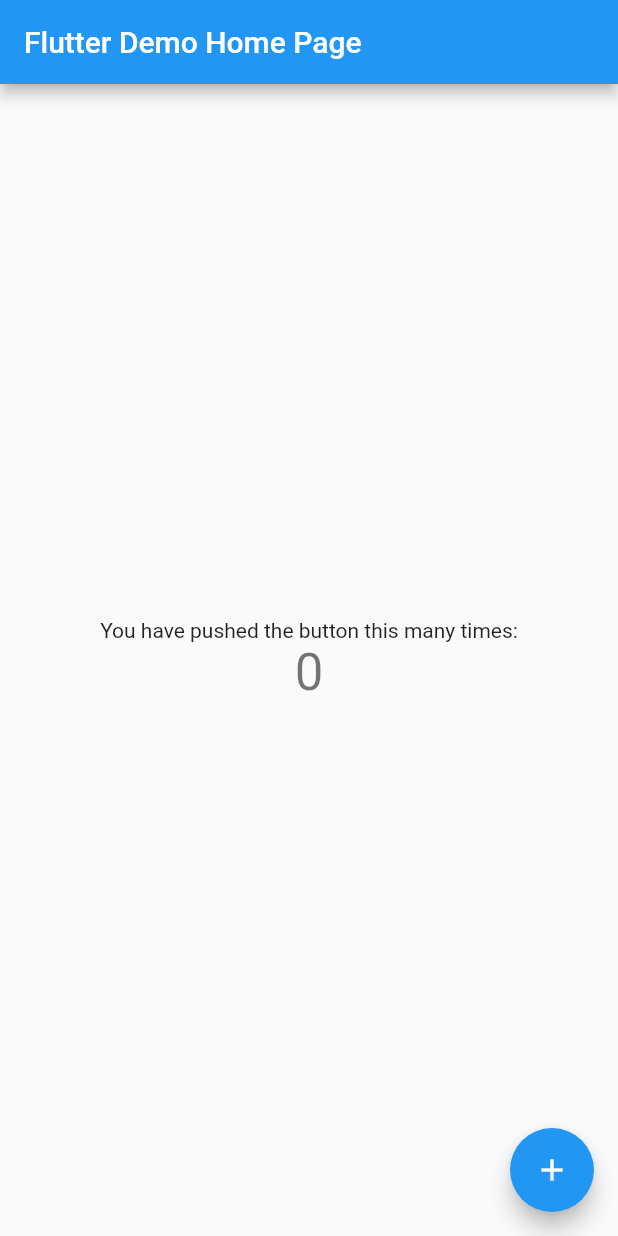
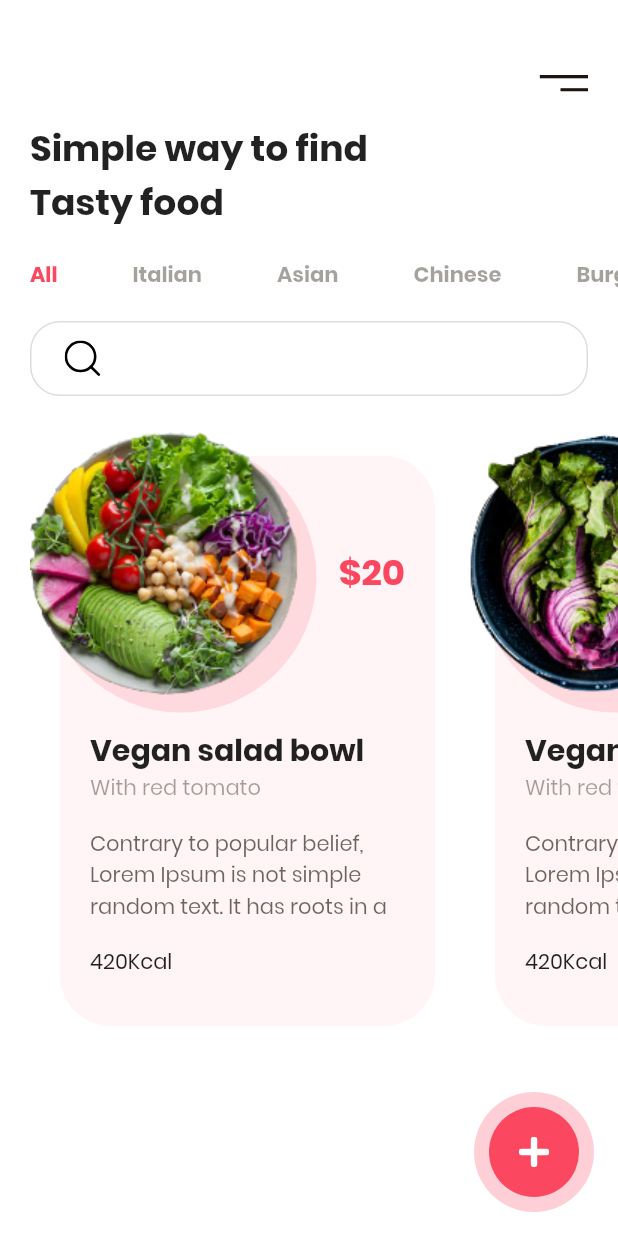
Before and after one commit to congnghia0609/nfood, a Flutter app: the screen it shows after launch, on a phone screen of 412 x 824 dp. Run offline on Flutter 3.47's test engine with Material 2 defaults, Android fonts, the phone set to English and light mode, and no system bars; our stand-ins replace flutter_svg.

Commit message:
add home screen

```diff
--- /dev/null
+++ b/lib/detail_screen.dart
@@ -0,0 +1,32 @@
+/*
+ * Copyright 2020 nghiatc.
+ *
+ * Licensed under the Apache License, Version 2.0 (the "License");
+ * you may not use this file except in compliance with the License.
+ * You may obtain a copy of the License at
+ *
+ *      http://www.apache.org/licenses/LICENSE-2.0
+ *
+ * Unless required by applicable law or agreed to in writing, software
+ * distributed under the License is distributed on an "AS IS" BASIS,
+ * WITHOUT WARRANTIES OR CONDITIONS OF ANY KIND, either express or implied.
+ * See the License for the specific language governing permissions and
+ * limitations under the License.
+ */
+
+///
+/// @author nghiatc
+/// @since Sep 03, 2020
+
+import 'package:flutter/material.dart';
+
+class DetailScreen extends StatelessWidget {
+  @override
+  Widget build(BuildContext context) {
+    return Scaffold(
+      body: Column(
+
+      ),
+    );
+  }
+}
--- a/lib/main.dart
+++ b/lib/main.dart
@@ -1,4 +1,10 @@
 import 'package:flutter/material.dart';
+import 'package:flutter/painting.dart';
+import 'package:flutter_svg/flutter_svg.dart';
+import 'package:nfood/constants.dart';
+
+import 'widgets/category_title.dart';
+import 'widgets/food_card.dart';
 
 void main() {
   runApp(MyApp());
@@ -9,109 +15,118 @@ class MyApp extends StatelessWidget {
   @override
   Widget build(BuildContext context) {
     return MaterialApp(
-      title: 'Flutter Demo',
+      debugShowCheckedModeBanner: false,
+      title: 'NFood',
       theme: ThemeData(
-        // This is the theme of your application.
-        //
-        // Try running your application with "flutter run". You'll see the
-        // application has a blue toolbar. Then, without quitting the app, try
-        // changing the primarySwatch below to Colors.green and then invoke
-        // "hot reload" (press "r" in the console where you ran "flutter run",
-        // or simply save your changes to "hot reload" in a Flutter IDE).
-        // Notice that the counter didn't reset back to zero; the application
-        // is not restarted.
-        primarySwatch: Colors.blue,
-        // This makes the visual density adapt to the platform that you run
-        // the app on. For desktop platforms, the controls will be smaller and
-        // closer together (more dense) than on mobile platforms.
-        visualDensity: VisualDensity.adaptivePlatformDensity,
+        fontFamily: "Poppins",
+        scaffoldBackgroundColor: kWhiteColor,
+        primaryColor: kPrimaryColor,
+        textTheme: TextTheme(
+          headline: TextStyle(
+            fontWeight: FontWeight.bold,
+          ),
+          button: TextStyle(fontWeight: FontWeight.bold),
+          title: TextStyle(fontWeight: FontWeight.bold),
+        ),
       ),
-      home: MyHomePage(title: 'Flutter Demo Home Page'),
+      home: HomeScreen(),
     );
   }
 }
 
-class MyHomePage extends StatefulWidget {
-  MyHomePage({Key key, this.title}) : super(key: key);
-
-  // This widget is the home page of your application. It is stateful, meaning
-  // that it has a State object (defined below) that contains fields that affect
-  // how it looks.
-
-  // This class is the configuration for the state. It holds the values (in this
-  // case the title) provided by the parent (in this case the App widget) and
-  // used by the build method of the State. Fields in a Widget subclass are
-  // always marked "final".
-
-  final String title;
-
-  @override
-  _MyHomePageState createState() => _MyHomePageState();
-}
-
-class _MyHomePageState extends State<MyHomePage> {
-  int _counter = 0;
-
-  void _incrementCounter() {
-    setState(() {
-      // This call to setState tells the Flutter framework that something has
-      // changed in this State, which causes it to rerun the build method below
-      // so that the display can reflect the updated values. If we changed
-      // _counter without calling setState(), then the build method would not be
-      // called again, and so nothing would appear to happen.
-      _counter++;
-    });
-  }
-
+class HomeScreen extends StatelessWidget {
   @override
   Widget build(BuildContext context) {
-    // This method is rerun every time setState is called, for instance as done
-    // by the _incrementCounter method above.
-    //
-    // The Flutter framework has been optimized to make rerunning build methods
-    // fast, so that you can just rebuild anything that needs updating rather
-    // than having to individually change instances of widgets.
     return Scaffold(
-      appBar: AppBar(
-        // Here we take the value from the MyHomePage object that was created by
-        // the App.build method, and use it to set our appbar title.
-        title: Text(widget.title),
-      ),
-      body: Center(
-        // Center is a layout widget. It takes a single child and positions it
-        // in the middle of the parent.
-        child: Column(
-          // Column is also a layout widget. It takes a list of children and
-          // arranges them vertically. By default, it sizes itself to fit its
-          // children horizontally, and tries to be as tall as its parent.
-          //
-          // Invoke "debug painting" (press "p" in the console, choose the
-          // "Toggle Debug Paint" action from the Flutter Inspector in Android
-          // Studio, or the "Toggle Debug Paint" command in Visual Studio Code)
-          // to see the wireframe for each widget.
-          //
-          // Column has various properties to control how it sizes itself and
-          // how it positions its children. Here we use mainAxisAlignment to
-          // center the children vertically; the main axis here is the vertical
-          // axis because Columns are vertical (the cross axis would be
-          // horizontal).
-          mainAxisAlignment: MainAxisAlignment.center,
-          children: <Widget>[
-            Text(
-              'You have pushed the button this many times:',
-            ),
-            Text(
-              '$_counter',
-              style: Theme.of(context).textTheme.headline4,
-            ),
-          ],
+      floatingActionButton: Container(
+        padding: EdgeInsets.all(10),
+        height: 80,
+        width: 80,
+        decoration: BoxDecoration(
+          shape: BoxShape.circle,
+          color: kPrimaryColor.withOpacity(.26),
+        ),
+        child: Container(
+          padding: EdgeInsets.all(20),
+          decoration: BoxDecoration(
+            shape: BoxShape.circle,
+            color: kPrimaryColor,
+          ),
+          child: SvgPicture.asset("assets/icons/plus.svg"),
         ),
       ),
-      floatingActionButton: FloatingActionButton(
-        onPressed: _incrementCounter,
-        tooltip: 'Increment',
-        child: Icon(Icons.add),
-      ), // This trailing comma makes auto-formatting nicer for build methods.
+      body: Column(
+        crossAxisAlignment: CrossAxisAlignment.start,
+        children: [
+          Padding(
+            padding: const EdgeInsets.only(right: 20, top: 50),
+            child: Align(
+              alignment: Alignment.topRight,
+              child: SvgPicture.asset(
+                "assets/icons/menu.svg",
+                height: 11,
+              ),
+            ),
+          ),
+          Padding(
+            padding: const EdgeInsets.all(20),
+            child: Text(
+              "Simple way to find \nTasty food",
+              style: Theme.of(context).textTheme.headline,
+            ),
+          ),
+          SingleChildScrollView(
+            scrollDirection: Axis.horizontal,
+            child: Row(
+              children: [
+                CategoryTitle(title: "All", active: true),
+                CategoryTitle(title: "Italian"),
+                CategoryTitle(title: "Asian"),
+                CategoryTitle(title: "Chinese"),
+                CategoryTitle(title: "Burgers"),
+              ],
+            ),
+          ),
+          Container(
+            alignment: Alignment.centerLeft,
+            margin: EdgeInsets.symmetric(vertical: 20, horizontal: 20),
+            padding: EdgeInsets.symmetric(horizontal: 20, vertical: 12),
+            height: 50,
+            width: double.infinity,
+            decoration: BoxDecoration(
+              borderRadius: BorderRadius.circular(20),
+              border: Border.all(color: kBorderColor),
+            ),
+            child: SvgPicture.asset("assets/icons/search.svg"),
+          ),
+          SingleChildScrollView(
+            scrollDirection: Axis.horizontal,
+            child: Row(
+              children: [
+                FoodCard(
+                  title: "Vegan salad bowl",
+                  image: "assets/images/image_1.png",
+                  price: 20,
+                  calories: "420Kcal",
+                  description: "Contrary to popular belief, Lorem Ipsum is not simple random text. It has roots in a piece of classical Latin",
+                  ingredient: "red tomato",
+                ),
+                FoodCard(
+                  title: "Vegan salad bowl",
+                  image: "assets/images/image_2.png",
+                  price: 20,
+                  calories: "420Kcal",
+                  description: "Contrary to popular belief, Lorem Ipsum is not simple random text. It has roots in a piece of classical Latin",
+                  ingredient: "red tomato",
+                ),
+                SizedBox(
+                  width: 20,
+                ),
+              ],
+            ),
+          ),
+        ],
+      ),
     );
   }
 }
--- /dev/null
+++ b/lib/widgets/category_title.dart
@@ -0,0 +1,45 @@
+/*
+ * Copyright 2020 nghiatc.
+ *
+ * Licensed under the Apache License, Version 2.0 (the "License");
+ * you may not use this file except in compliance with the License.
+ * You may obtain a copy of the License at
+ *
+ *      http://www.apache.org/licenses/LICENSE-2.0
+ *
+ * Unless required by applicable law or agreed to in writing, software
+ * distributed under the License is distributed on an "AS IS" BASIS,
+ * WITHOUT WARRANTIES OR CONDITIONS OF ANY KIND, either express or implied.
+ * See the License for the specific language governing permissions and
+ * limitations under the License.
+ */
+
+///
+/// @author nghiatc
+/// @since Sep 03, 2020
+
+import 'package:flutter/material.dart';
+
+import '../constants.dart';
+
+class CategoryTitle extends StatelessWidget {
+  final String title;
+  final bool active;
+
+  const CategoryTitle({
+    Key key,
+    this.title,
+    this.active = false,
+  }) : super(key: key);
+
+  @override
+  Widget build(BuildContext context) {
+    return Padding(
+      padding: const EdgeInsets.only(left: 20, right: 30),
+      child: Text(
+        title,
+        style: Theme.of(context).textTheme.button.copyWith(color: active ? kPrimaryColor : kTextColor.withOpacity(.4)),
+      ),
+    );
+  }
+}
--- /dev/null
+++ b/lib/widgets/food_card.dart
@@ -0,0 +1,141 @@
+/*
+ * Copyright 2020 nghiatc.
+ *
+ * Licensed under the Apache License, Version 2.0 (the "License");
+ * you may not use this file except in compliance with the License.
+ * You may obtain a copy of the License at
+ *
+ *      http://www.apache.org/licenses/LICENSE-2.0
+ *
+ * Unless required by applicable law or agreed to in writing, software
+ * distributed under the License is distributed on an "AS IS" BASIS,
+ * WITHOUT WARRANTIES OR CONDITIONS OF ANY KIND, either express or implied.
+ * See the License for the specific language governing permissions and
+ * limitations under the License.
+ */
+
+///
+/// @author nghiatc
+/// @since Sep 03, 2020
+
+import 'package:flutter/material.dart';
+
+import '../constants.dart';
+
+class FoodCard extends StatelessWidget {
+  final String title;
+  final String ingredient;
+  final String image;
+  final int price;
+  final String calories;
+  final String description;
+
+  const FoodCard({
+    Key key,
+    this.title,
+    this.ingredient,
+    this.image,
+    this.price,
+    this.calories,
+    this.description,
+  }) : super(key: key);
+
+  @override
+  Widget build(BuildContext context) {
+    return Container(
+      margin: EdgeInsets.only(left: 20),
+      height: 400,
+      width: 270,
+      child: Stack(
+        children: [
+          // Big light background
+          Positioned(
+            right: 0,
+            bottom: 0,
+            child: Container(
+              height: 380,
+              width: 250,
+              decoration: BoxDecoration(
+                borderRadius: BorderRadius.circular(34),
+                color: kPrimaryColor.withOpacity(.06),
+              ),
+            ),
+          ),
+          // Rounded background
+          Positioned(
+            top: 10,
+            left: 10,
+            child: Container(
+              height: 181,
+              width: 181,
+              decoration: BoxDecoration(
+                shape: BoxShape.circle,
+                color: kPrimaryColor.withOpacity(.15),
+              ),
+            ),
+          ),
+          Positioned(
+            top: 0,
+            left: -50,
+            child: Container(
+              height: 184,
+              width: 276,
+              decoration: BoxDecoration(
+                image: DecorationImage(
+                  image: AssetImage(image),
+                ),
+              ),
+            ),
+          ),
+          // Price
+          Positioned(
+            right: 20,
+            top: 80,
+            child: Text(
+              "\$$price",
+              style: Theme.of(context).textTheme.headline.copyWith(color: kPrimaryColor),
+            ),
+          ),
+          Positioned(
+            top: 201,
+            left: 40,
+            child: Container(
+              width: 210,
+              child: Column(
+                crossAxisAlignment: CrossAxisAlignment.start,
+                children: [
+                  Text(
+                    title,
+                    style: Theme.of(context).textTheme.title,
+                  ),
+                  Text(
+                    "With $ingredient",
+                    style: TextStyle(
+                      color: kTextColor.withOpacity(.4),
+                    ),
+                  ),
+                  SizedBox(
+                    height: 16,
+                  ),
+                  Text(
+                    description,
+                    maxLines: 3,
+                    style: TextStyle(
+                      color: kTextColor.withOpacity(.65),
+                    ),
+                  ),
+                  SizedBox(
+                    height: 16,
+                  ),
+                  Text(
+                      calories
+                  ),
+                ],
+              ),
+            ),
+          ),
+        ],
+      ),
+    );
+  }
+}
```
